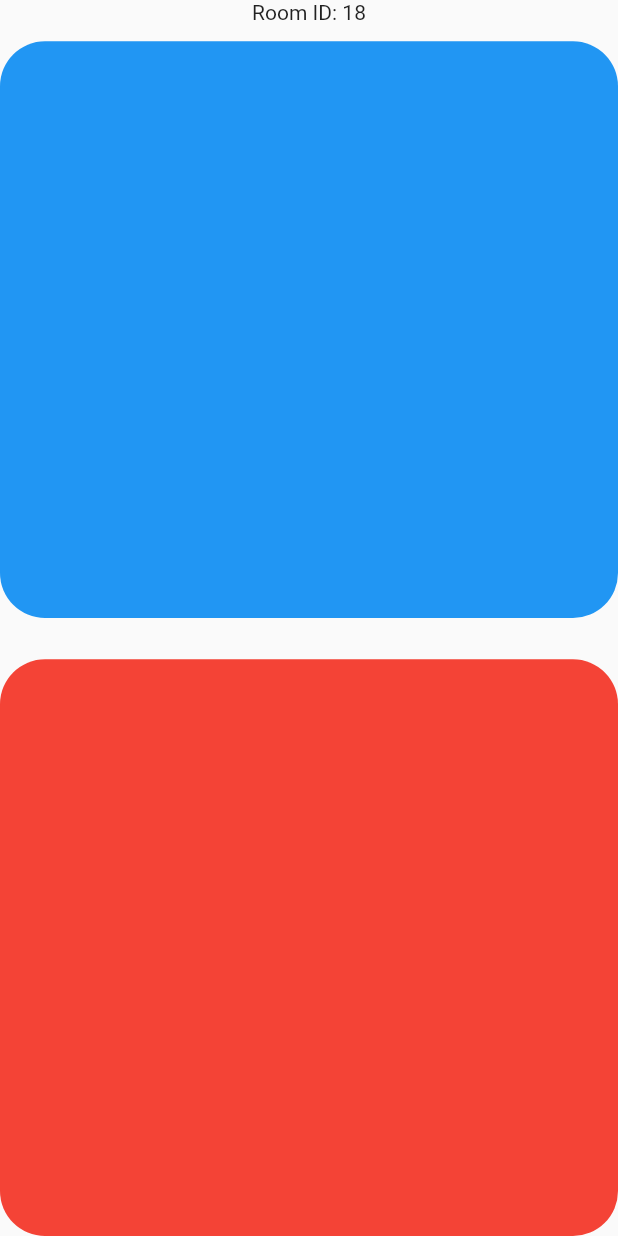
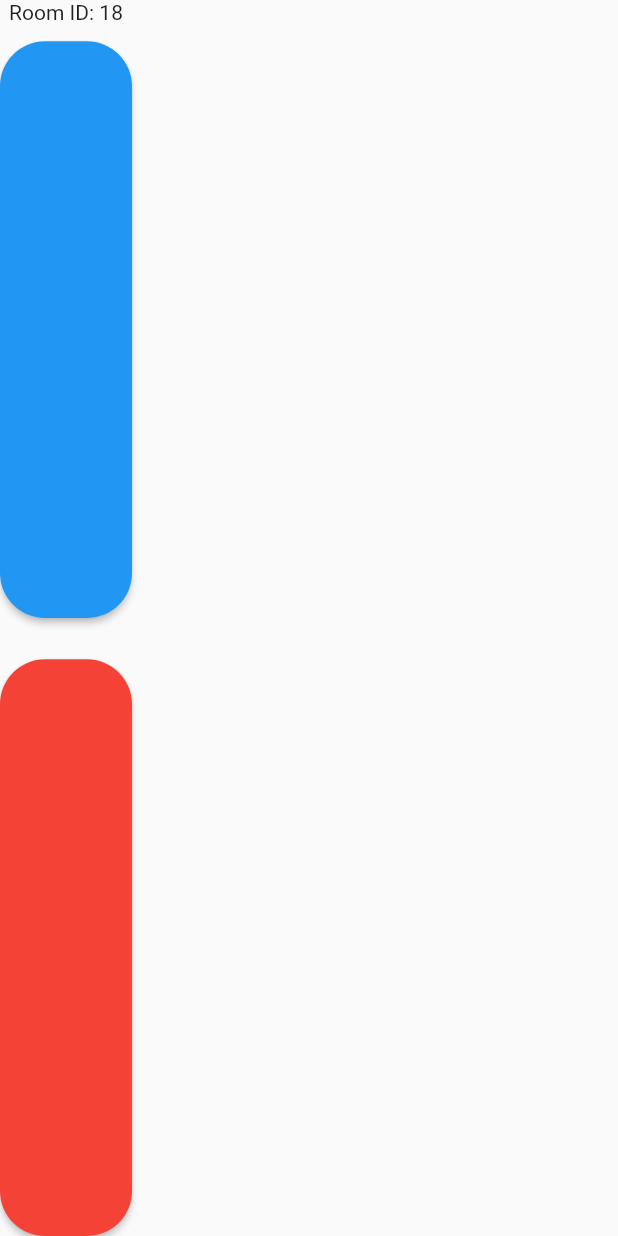
Before and after one commit to cityhack-c-see/CSEE_Edutech_Front_CityHack22, a Flutter app: the screen it shows after launch, after a tap on "create", on a phone screen of 412 x 824 dp. Run offline on Flutter 3.47's test engine with Material 2 defaults, Android fonts, the phone set to English and light mode, and no system bars; missing offline and left inert: droom_flutter.

Commit message:
3nd version +drawroom

```diff
--- a/lib/pages/drawroom.dart
+++ b/lib/pages/drawroom.dart
@@ -27,21 +27,25 @@
             ),
             Expanded(
               flex: 14,
-                child: Container(
-                  decoration: BoxDecoration(
-                    color: Colors.blue,
+                child: MaterialButton(
+                  color: Colors.blue,
+                  shape: RoundedRectangleBorder(
                     borderRadius: BorderRadius.circular(30),
                   ),
+                  onPressed: (){},
                 ),
             ),
             Spacer(flex: 1),
             Expanded(
               flex: 14,
-                child: Container(
-                  decoration: BoxDecoration(
-                    color: Colors.red,
+                child: MaterialButton(
+                  color: Colors.red,
+                  shape: RoundedRectangleBorder(
                     borderRadius: BorderRadius.circular(30),
                   ),
+                  onPressed: (){
+
+                  },
                 )
             ),
           ],
```
Also changed, not shown: lib/pages/fullscreen.dart (added, +21 -0 lines).
